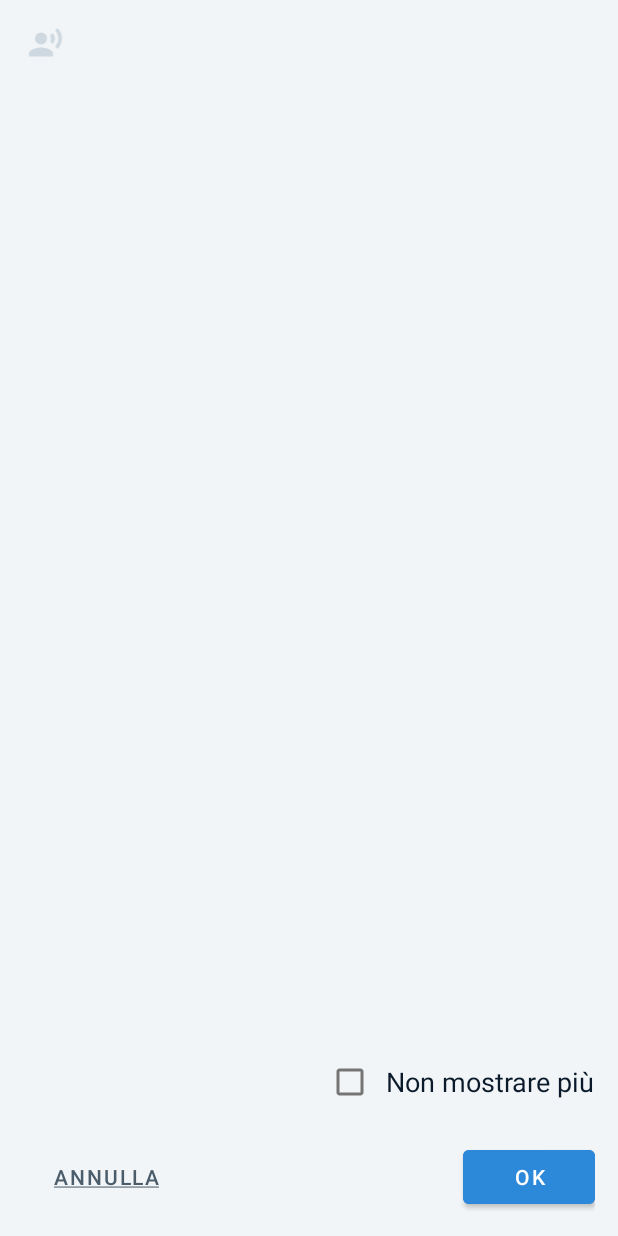
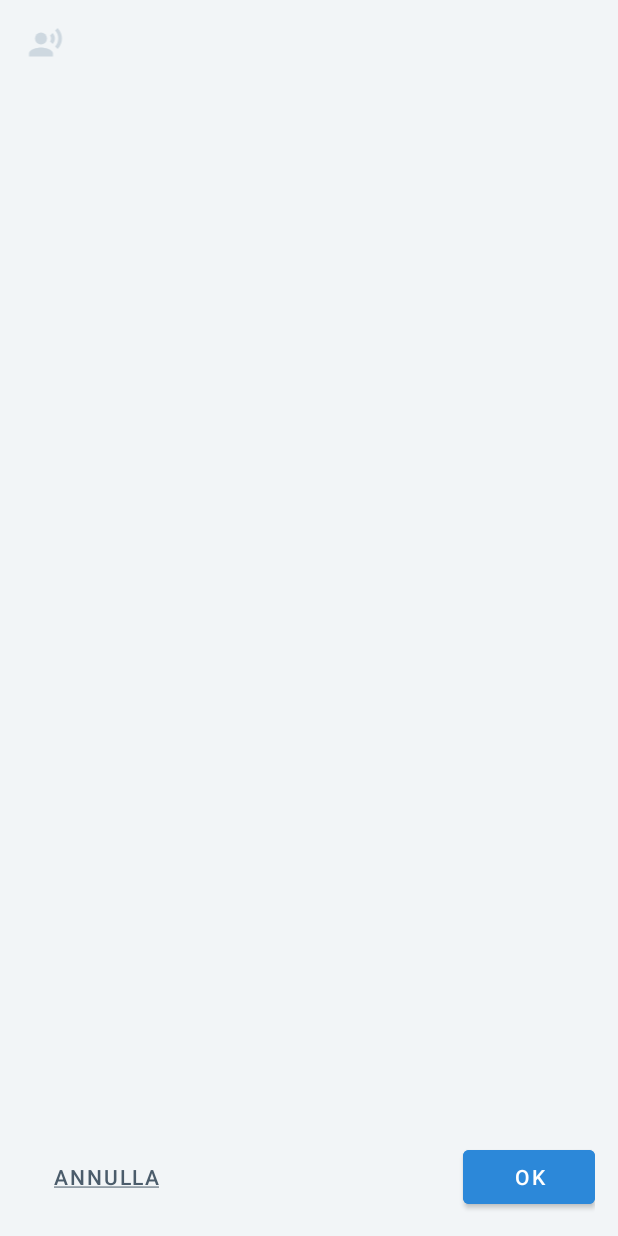
Before and after one commit to n-luca13/Masters-Degree-Thesis, an Android app: the layout voice_interface_fragment2.xml on its own in the app's theme, with its tools: preview values and no code run, on a phone screen of 412 x 824 dp. Run offline under Robolectric (Android 15) with nearby library versions, the phone set to English and light mode, and no system bars.

Commit message:
bug solved: checkbox container visibility

```diff
--- a/app/src/main/java/com/example/applicazionetesi/VoiceInterfaceFragment2.java
+++ b/app/src/main/java/com/example/applicazionetesi/VoiceInterfaceFragment2.java
@@ -3,6 +3,7 @@ package com.example.applicazionetesi;
 import android.content.Context;
 import android.content.SharedPreferences;
 import android.os.Bundle;
+import android.util.Log;
 import android.util.Pair;
 import android.view.LayoutInflater;
 import android.view.View;
@@ -84,7 +85,9 @@ public class VoiceInterfaceFragment2 extends Fragment {
 
         SharedPreferences sharedPreferences = requireActivity().getPreferences(Context.MODE_PRIVATE);
         boolean isChecked = sharedPreferences.getBoolean("dontShowAgain", false);
-        if (!isChecked && (intent.equals("#cut") || intent.equals("#delete"))){
+        if (!isChecked && (intent.equals("#cut") || intent.equals("#delete")) && (startParams.size() == 1 && endParams.size() == 1)){
+            Log.e("startParams", String.valueOf(startParams));
+            Log.e("endParams", String.valueOf(endParams));
             // Prompt di conferma per operazioni di taglia e rimuovi
             checkboxLayout.setVisibility(View.VISIBLE);
             finalStartParams = startParamsCopy;
--- a/app/src/main/res/layout/voice_interface_fragment2.xml
+++ b/app/src/main/res/layout/voice_interface_fragment2.xml
@@ -42,7 +42,7 @@
     </LinearLayout>
 
     <RelativeLayout
-
+        android:visibility="gone"
         android:id="@+id/vi_checkbox_container"
         android:layout_width="match_parent"
         android:layout_height="wrap_content"
```
